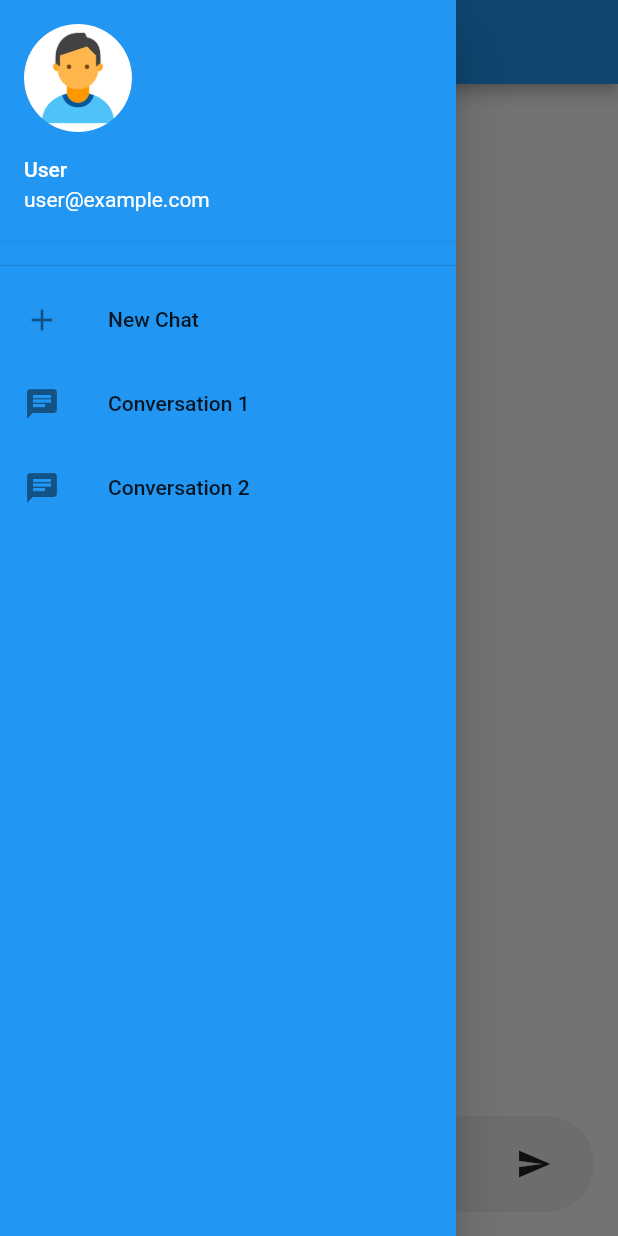
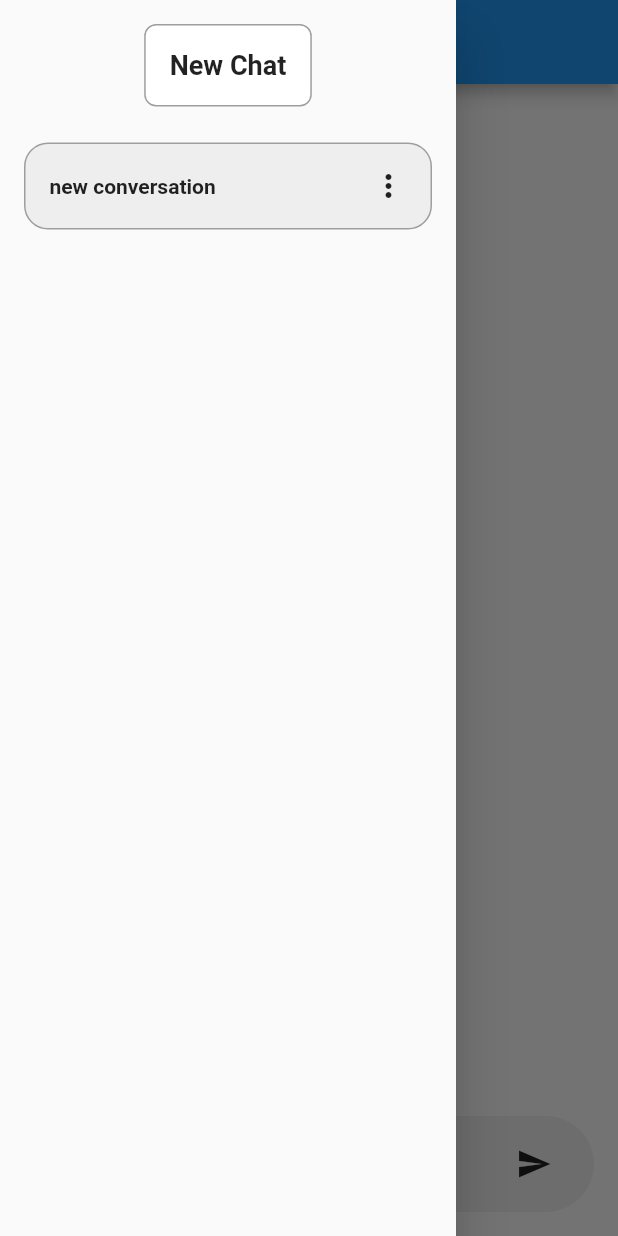
Before and after one commit to jw782cn/flutter_chatgpt_app, a Flutter app: the screen it shows after launch, with the side drawer open, on a phone screen of 412 x 824 dp. Run offline on Flutter 3.47's test engine with Material 2 defaults, Android fonts, the phone set to English and light mode, and no system bars.

Commit message:
added menu

```diff
--- a/lib/conversation_provider.dart
+++ b/lib/conversation_provider.dart
@@ -52,8 +52,12 @@ class ConversationProvider extends ChangeNotifier {
   }
 
   // add a new empty conversation
-  void addEmptyConversation() {
-    _conversations.add(Conversation(messages: [], title: 'new conversation'));
+  // default title is 'new conversation ${_conversations.length}'
+  void addEmptyConversation(String title) {
+    if (title == '') {
+      title = 'new conversation ${_conversations.length}';
+    }
+    _conversations.add(Conversation(messages: [], title: title));
     _currentConversationIndex = _conversations.length - 1;
     notifyListeners();
   }
@@ -65,10 +69,17 @@ class ConversationProvider extends ChangeNotifier {
     notifyListeners();
   }
 
+  // remove conversation by index
+  void removeConversation(int index) {
+    _conversations.removeAt(index);
+    _currentConversationIndex = _conversations.length - 1;
+    notifyListeners();
+  }
+
   // clear all conversations
   void clearConversations() {
     _conversations.clear();
-    addEmptyConversation();
+    addEmptyConversation('');
     notifyListeners();
   }
 
--- a/lib/drawer.dart
+++ b/lib/drawer.dart
@@ -1,43 +1,118 @@
 import 'package:flutter/material.dart';
+import 'package:provider/provider.dart';
+
+import 'conversation_provider.dart';
+import 'models.dart';
 
 class MyDrawer extends StatelessWidget {
   @override
   Widget build(BuildContext context) {
     return Drawer(
-      backgroundColor: Theme.of(context).primaryColor,
-      child: ListView(
+      child: SafeArea(
+        child: Column(
           children: [
-          const UserAccountsDrawerHeader(
-            accountName: Text('User'),
-            accountEmail: Text('user@example.com'),
-            currentAccountPicture: CircleAvatar(
-              backgroundImage: AssetImage('resources/avatars/person.png'),
+            Container(
+              margin: const EdgeInsets.all(16.0),
+              child: GestureDetector(
+                onTap: () {
+                  Provider.of<ConversationProvider>(context, listen: false)
+                      .addEmptyConversation('');
+                  Navigator.pop(context);
+                },
+                child: Container(
+                  padding: const EdgeInsets.all(16.0),
+                  decoration: BoxDecoration(
+                    color: Colors.white,
+                    border: Border.all(color: Colors.grey),
+                    borderRadius: BorderRadius.circular(8.0),
+                  ),
+                  child: const Text(
+                    'New Chat',
+                    style: TextStyle(
+                      fontSize: 18.0,
+                      fontWeight: FontWeight.bold,
                     ),
                   ),
-          const Divider(),
-          ListTile(
-            leading: const Icon(Icons.add),
-            title: const Text('New Chat'),
+                ),
+              ),
+            ),
+            Expanded(
+              child: Consumer<ConversationProvider>(
+                builder: (context, conversationProvider, child) {
+                  return ListView.builder(
+                    itemCount: conversationProvider.conversations.length,
+                    itemBuilder: (BuildContext context, int index) {
+                      Conversation conversation =
+                          conversationProvider.conversations[index];
+                      return Dismissible(
+                        key: UniqueKey(),
+                        direction: DismissDirection.endToStart,
+                        background: Container(
+                          alignment: Alignment.centerRight,
+                          color: Colors.red,
+                          child: const Padding(
+                            padding: EdgeInsets.all(8.0),
+                            child: Icon(Icons.delete, color: Colors.white),
+                          ),
+                        ),
+                        secondaryBackground: Container(
+                          alignment: Alignment.centerRight,
+                          color: Colors.orange,
+                          child: const Padding(
+                            padding: EdgeInsets.all(8.0),
+                            child: Icon(Icons.edit, color: Colors.white),
+                          ),
+                        ),
+                        onDismissed: (direction) {
+                          if (direction == DismissDirection.endToStart) {
+                            Provider.of<ConversationProvider>(context,
+                                    listen: false)
+                                .removeConversation(index);
+                          } else {
+                            // TODO: handle edit conversation
+                          }
+                        },
+                        child: GestureDetector(
                           onTap: () {
-              // Handle new chat action
+                            conversationProvider.currentConversationIndex =
+                                index;
+                            Navigator.pop(context);
+                          },
+                          child: Container(
+                            padding: const EdgeInsets.all(16.0),
+                            margin: const EdgeInsets.symmetric(
+                                horizontal: 16.0, vertical: 8.0),
+                            decoration: BoxDecoration(
+                              color: conversationProvider
+                                          .currentConversationIndex ==
+                                      index
+                                  ? Colors.grey[200]
+                                  : Colors.white,
+                              border: Border.all(color: Colors.grey),
+                              borderRadius: BorderRadius.circular(16.0),
+                            ),
+                            child: Row(
+                              mainAxisAlignment: MainAxisAlignment.spaceBetween,
+                              children: [
+                                Text(
+                                  conversation.title,
+                                  style: const TextStyle(
+                                    fontWeight: FontWeight.bold,
+                                  ),
+                                ),
+                                const Icon(Icons.more_vert),
+                              ],
+                            ),
+                          ),
+                        ),
+                      );
+                    },
+                  );
                 },
               ),
-          ListTile(
-            leading: const Icon(Icons.chat),
-            title: const Text('Conversation 1'),
-            onTap: () {
-              // Handle conversation 1 action
-            },
             ),
-          ListTile(
-            leading: const Icon(Icons.chat),
-            title: const Text('Conversation 2'),
-            onTap: () {
-              // Handle conversation 2 action
-            },
+          ],
         ),
-          // Add more conversation areas here
-        ],
       ),
     );
   }
```
Lines whose indentation alone changed are shown as unchanged.
